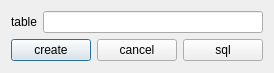
cetium/brigantine, file dialog_create.ui: the form before one commit.
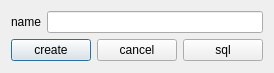
The form after the commit. Icons and pictures are not drawn.

What changed in the file:
```diff
--- a/dialog_create.ui
+++ b/dialog_create.ui
@@ -25,7 +25,7 @@
        <item>
         <widget class="QLabel" name="table_label">
          <property name="text">
-          <string>table</string>
+          <string>name</string>
          </property>
          <property name="alignment">
           <set>Qt::AlignRight|Qt::AlignTrailing|Qt::AlignVCenter</set>
```
Left out of the diff: 8 changed lines with no effect on the pictures.
